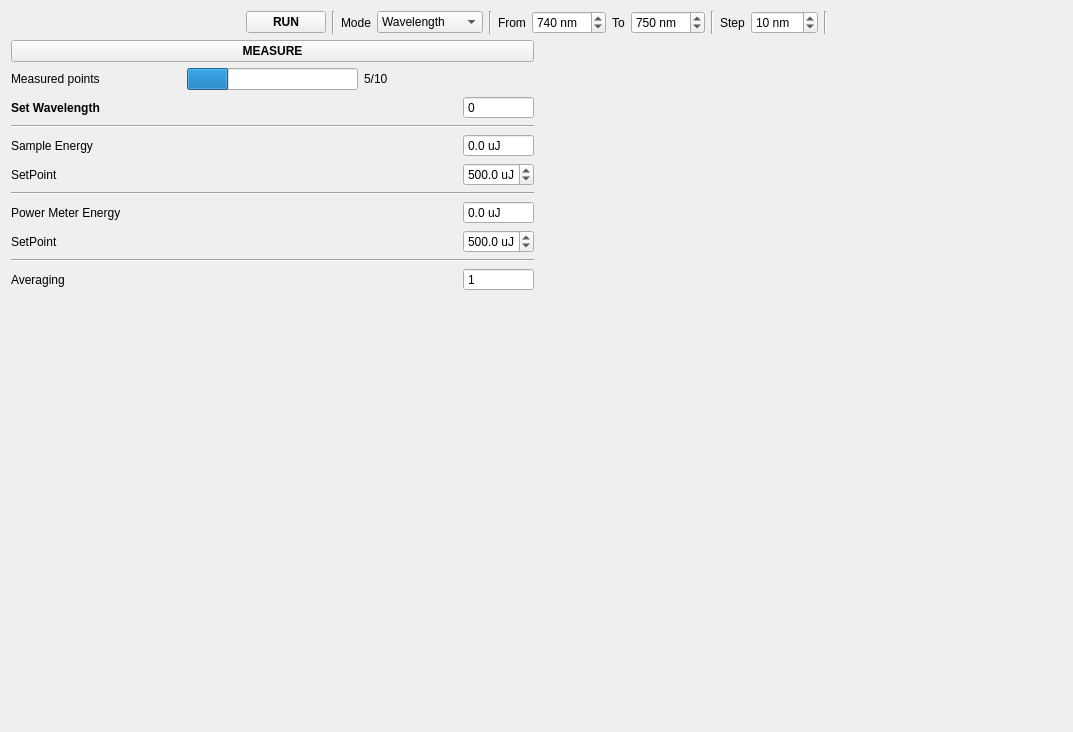
First picture: the form in modules/gui/designer/curve_measure_widget.ui, repository Kaldarinz/PA-RSCF-22-72-00015-, before the edit.
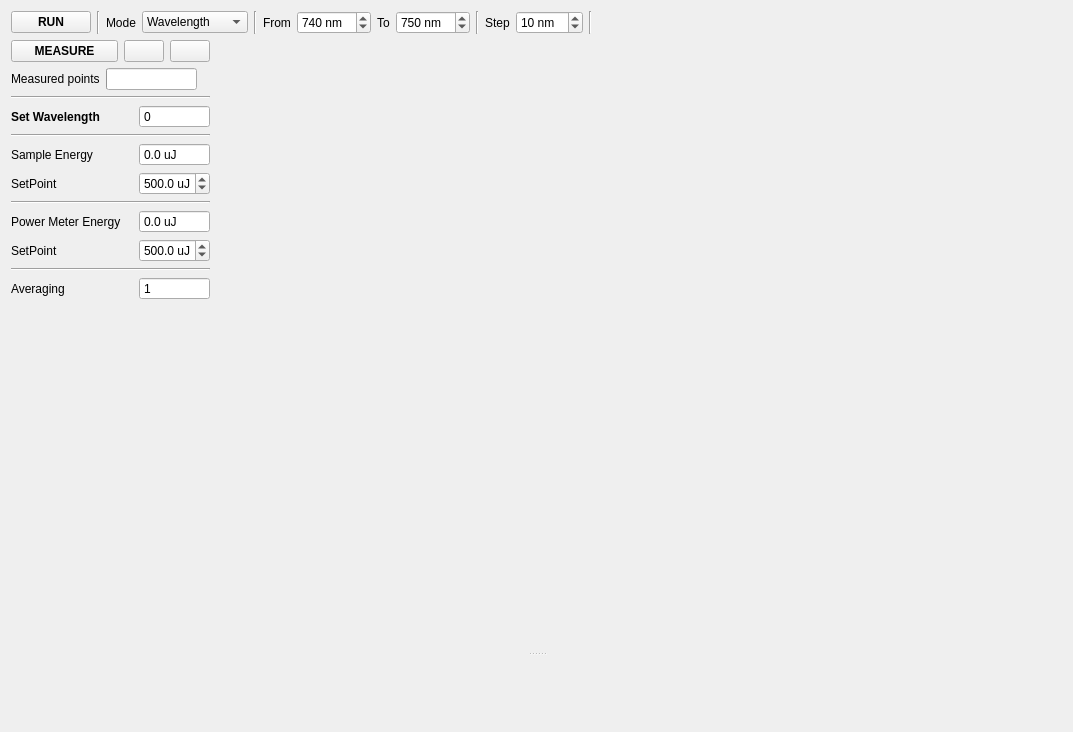
Second picture: the form after the edit. Icons and pictures are not drawn. Custom widgets are drawn as their Qt base class.

```diff
--- a/modules/gui/designer/curve_measure_widget.ui
+++ b/modules/gui/designer/curve_measure_widget.ui
@@ -16,19 +16,6 @@
   <layout class="QVBoxLayout" name="verticalLayout_2">
    <item>
     <layout class="QHBoxLayout" name="horizontalLayout">
-     <item>
-      <spacer name="horizontalSpacer">
-       <property name="orientation">
-        <enum>Qt::Horizontal</enum>
-       </property>
-       <property name="sizeHint" stdset="0">
-        <size>
-         <width>40</width>
-         <height>20</height>
-        </size>
-       </property>
-      </spacer>
-     </item>
      <item>
       <widget class="QPushButton" name="btn_run">
        <property name="sizePolicy">
@@ -233,6 +220,11 @@
     </layout>
    </item>
    <item>
+    <widget class="QSplitter" name="splitter">
+     <property name="orientation">
+      <enum>Qt::Vertical</enum>
+     </property>
+     <widget class="QWidget" name="">
     <layout class="QHBoxLayout" name="lo_measure">
      <item>
       <widget class="QWidget" name="w_measure" native="true">
@@ -256,6 +248,8 @@
          <number>0</number>
         </property>
         <item>
+           <layout class="QHBoxLayout" name="horizontalLayout_2">
+            <item>
          <widget class="QPushButton" name="btn_measure">
           <property name="sizePolicy">
            <sizepolicy hsizetype="Preferred" vsizetype="Fixed">
@@ -285,6 +279,54 @@
          </widget>
         </item>
         <item>
+             <widget class="QPushButton" name="btn_restart">
+              <property name="sizePolicy">
+               <sizepolicy hsizetype="Fixed" vsizetype="Fixed">
+                <horstretch>0</horstretch>
+                <verstretch>0</verstretch>
+               </sizepolicy>
+              </property>
+              <property name="minimumSize">
+               <size>
+                <width>30</width>
+                <height>0</height>
+               </size>
+              </property>
+              <property name="text">
+               <string/>
+              </property>
+              <property name="icon">
+               <iconset resource="qt_resources.qrc">
+                <normaloff>:/icons/qt_resources/arrow-circle-225-left.png</normaloff>:/icons/qt_resources/arrow-circle-225-left.png</iconset>
+              </property>
+             </widget>
+            </item>
+            <item>
+             <widget class="QPushButton" name="btn_stop">
+              <property name="sizePolicy">
+               <sizepolicy hsizetype="Fixed" vsizetype="Fixed">
+                <horstretch>0</horstretch>
+                <verstretch>0</verstretch>
+               </sizepolicy>
+              </property>
+              <property name="minimumSize">
+               <size>
+                <width>30</width>
+                <height>0</height>
+               </size>
+              </property>
+              <property name="text">
+               <string/>
+              </property>
+              <property name="icon">
+               <iconset resource="qt_resources.qrc">
+                <normaloff>:/icons/qt_resources/control-stop-square.png</normaloff>:/icons/qt_resources/control-stop-square.png</iconset>
+              </property>
+             </widget>
+            </item>
+           </layout>
+          </item>
+          <item>
          <layout class="QHBoxLayout" name="horizontalLayout_11">
           <item>
            <widget class="QLabel" name="lbl_measured_p">
@@ -303,12 +345,12 @@
             </property>
             <property name="minimumSize">
              <size>
-              <width>145</width>
+                <width>10</width>
               <height>0</height>
              </size>
             </property>
             <property name="value">
-             <number>24</number>
+               <number>0</number>
             </property>
             <property name="textVisible">
              <bool>false</bool>
@@ -321,7 +363,7 @@
              <number>0</number>
             </property>
             <property name="text">
-             <string>5/10</string>
+               <string/>
             </property>
             <property name="alignment">
              <set>Qt::AlignLeading|Qt::AlignLeft|Qt::AlignVCenter</set>
@@ -330,6 +372,13 @@
           </item>
          </layout>
         </item>
+          <item>
+           <widget class="Line" name="line_4">
+            <property name="orientation">
+             <enum>Qt::Horizontal</enum>
+            </property>
+           </widget>
+          </item>
         <item>
          <layout class="QHBoxLayout" name="horizontalLayout_12">
           <item>
@@ -695,11 +744,17 @@
       </widget>
      </item>
      <item>
-      <widget class="QWidget" name="placeholder_pm_monitor" native="true"/>
-     </item>
-    </layout>
-   </item>
-   <item>
+        <widget class="QWidget" name="placeholder_pm_monitor" native="true">
+         <property name="sizePolicy">
+          <sizepolicy hsizetype="Expanding" vsizetype="Preferred">
+           <horstretch>0</horstretch>
+           <verstretch>0</verstretch>
+          </sizepolicy>
+         </property>
+        </widget>
+       </item>
+      </layout>
+     </widget>
     <widget class="MplCanvas" name="plot_measurement" native="true">
      <property name="sizePolicy">
       <sizepolicy hsizetype="Preferred" vsizetype="Expanding">
@@ -713,6 +768,7 @@
        <height>0</height>
       </size>
      </property>
+     </widget>
     </widget>
    </item>
   </layout>
```
Lines whose indentation alone changed are shown as unchanged.
